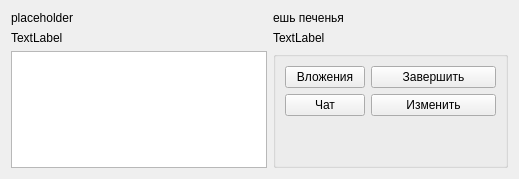
lim-bo/calendar, file calend_desktop/event_entry.ui: the form before one commit.
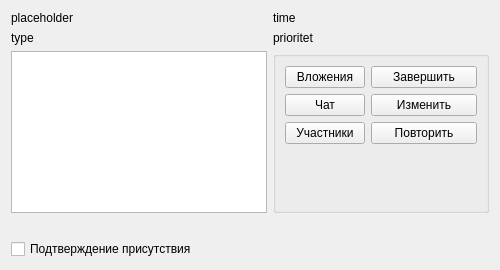
The form after the commit.

```diff
--- a/calend_desktop/event_entry.ui
+++ b/calend_desktop/event_entry.ui
@@ -6,16 +6,28 @@
    <rect>
     <x>0</x>
     <y>0</y>
-    <width>519</width>
-    <height>179</height>
+    <width>500</width>
+    <height>270</height>
    </rect>
   </property>
+  <property name="sizePolicy">
+   <sizepolicy hsizetype="Expanding" vsizetype="Preferred">
+    <horstretch>0</horstretch>
+    <verstretch>0</verstretch>
+   </sizepolicy>
+  </property>
   <property name="windowTitle">
    <string>Form</string>
   </property>
-  <layout class="QFormLayout" name="formLayout">
+  <layout class="QGridLayout" name="gridLayout">
    <item row="0" column="0">
     <widget class="QLabel" name="name">
+     <property name="sizePolicy">
+      <sizepolicy hsizetype="Expanding" vsizetype="Preferred">
+       <horstretch>0</horstretch>
+       <verstretch>0</verstretch>
+      </sizepolicy>
+     </property>
      <property name="text">
       <string>placeholder</string>
      </property>
@@ -23,34 +35,58 @@
    </item>
    <item row="0" column="1">
     <widget class="QLabel" name="vremyas">
+     <property name="sizePolicy">
+      <sizepolicy hsizetype="Expanding" vsizetype="Preferred">
+       <horstretch>0</horstretch>
+       <verstretch>0</verstretch>
+      </sizepolicy>
+     </property>
      <property name="text">
-      <string>ешь печенья</string>
+      <string>time</string>
      </property>
     </widget>
    </item>
    <item row="1" column="0">
     <widget class="QLabel" name="type">
+     <property name="sizePolicy">
+      <sizepolicy hsizetype="Expanding" vsizetype="Preferred">
+       <horstretch>0</horstretch>
+       <verstretch>0</verstretch>
+      </sizepolicy>
+     </property>
      <property name="text">
-      <string>TextLabel</string>
+      <string>type</string>
      </property>
     </widget>
    </item>
    <item row="1" column="1">
     <widget class="QLabel" name="prior">
+     <property name="sizePolicy">
+      <sizepolicy hsizetype="Expanding" vsizetype="Preferred">
+       <horstretch>0</horstretch>
+       <verstretch>0</verstretch>
+      </sizepolicy>
+     </property>
      <property name="text">
-      <string>TextLabel</string>
+      <string>prioritet</string>
      </property>
     </widget>
    </item>
-   <item row="3" column="0">
+   <item row="2" column="0">
     <widget class="QTextBrowser" name="desc"/>
    </item>
-   <item row="3" column="1">
+   <item row="2" column="1">
     <widget class="QGroupBox" name="groupBox">
+     <property name="sizePolicy">
+      <sizepolicy hsizetype="Expanding" vsizetype="Preferred">
+       <horstretch>0</horstretch>
+       <verstretch>0</verstretch>
+      </sizepolicy>
+     </property>
      <property name="title">
       <string/>
      </property>
-     <layout class="QFormLayout" name="formLayout_2">
+     <layout class="QFormLayout" name="formLayout">
       <item row="0" column="0">
        <widget class="QPushButton" name="pushButton_4">
         <property name="text">
@@ -60,6 +96,12 @@
       </item>
       <item row="0" column="1">
        <widget class="QPushButton" name="pushButton">
+        <property name="sizePolicy">
+         <sizepolicy hsizetype="Expanding" vsizetype="Fixed">
+          <horstretch>0</horstretch>
+          <verstretch>0</verstretch>
+         </sizepolicy>
+        </property>
         <property name="text">
          <string>Завершить</string>
         </property>
@@ -73,15 +115,68 @@
        </widget>
       </item>
       <item row="1" column="1">
-       <widget class="QPushButton" name="pushButton_2">
+       <widget class="QPushButton" name="editButton">
+        <property name="sizePolicy">
+         <sizepolicy hsizetype="Expanding" vsizetype="Fixed">
+          <horstretch>0</horstretch>
+          <verstretch>0</verstretch>
+         </sizepolicy>
+        </property>
         <property name="text">
          <string>Изменить</string>
         </property>
        </widget>
       </item>
+      <item row="2" column="0">
+       <widget class="QPushButton" name="part">
+        <property name="sizePolicy">
+         <sizepolicy hsizetype="Expanding" vsizetype="Fixed">
+          <horstretch>0</horstretch>
+          <verstretch>0</verstretch>
+         </sizepolicy>
+        </property>
+        <property name="text">
+         <string>Участники</string>
+        </property>
+       </widget>
+      </item>
+      <item row="2" column="1">
+       <widget class="QPushButton" name="pushButton_5">
+        <property name="sizePolicy">
+         <sizepolicy hsizetype="Expanding" vsizetype="Fixed">
+          <horstretch>0</horstretch>
+          <verstretch>0</verstretch>
+         </sizepolicy>
+        </property>
+        <property name="text">
+         <string>Повторить</string>
+        </property>
+       </widget>
+      </item>
      </layout>
     </widget>
    </item>
+   <item row="3" column="0">
+    <layout class="QVBoxLayout" name="verticalLayout">
+     <item>
+      <widget class="QLabel" name="status">
+       <property name="text">
+        <string/>
+       </property>
+      </widget>
+     </item>
+     <item>
+      <widget class="QCheckBox" name="checkBox">
+       <property name="text">
+        <string>Подтверждение присутствия</string>
+       </property>
+       <property name="tristate">
+        <bool>false</bool>
+       </property>
+      </widget>
+     </item>
+    </layout>
+   </item>
   </layout>
  </widget>
  <resources/>
```
Left out of the diff: 12 changed lines with no effect on the pictures.
